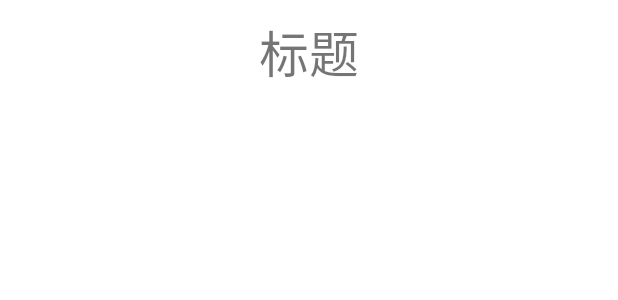
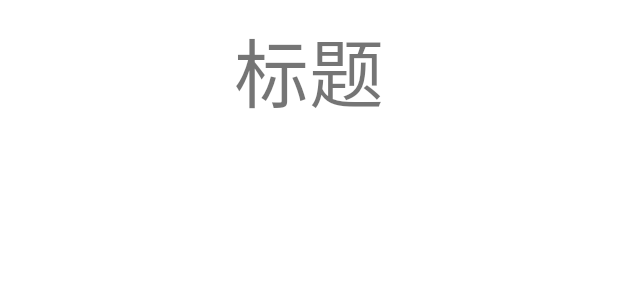
Before and after one commit to weisongsongss/wanAndroid, an Android app: the layout activity_view_pager.xml on its own in the app's theme, with its tools: preview values and no code run, on a phone screen of 412 x 824 dp. Shown: the top 300 px of the screen. Run offline under Robolectric (Android 15) with nearby library versions, the phone set to English and light mode, and no system bars.

Commit message:
调整字体

```diff
--- a/app/src/main/res/layout/activity_main.xml
+++ b/app/src/main/res/layout/activity_main.xml
@@ -31,7 +31,7 @@
             android:id="@+id/rb_home"
             style="@style/tab_menu_item"
             android:drawableTop="@drawable/tab_menu_home"
-            android:text="测试" />
+            android:text="@string/home" />
 
         <RadioButton
             android:id="@+id/rb_tree"
--- a/app/src/main/res/layout/activity_view_pager.xml
+++ b/app/src/main/res/layout/activity_view_pager.xml
@@ -12,7 +12,7 @@
         android:layout_width="wrap_content"
         android:layout_height="wrap_content"
         android:text="标题"
-        android:textSize="50px"
+        android:textSize="50sp"
         android:gravity="center"
         android:paddingTop="10dp"
         android:layout_centerHorizontal="true"/>
--- a/app/src/main/res/layout/home_article_item.xml
+++ b/app/src/main/res/layout/home_article_item.xml
@@ -16,7 +16,7 @@
         android:layout_height="wrap_content"
         android:text="标题"
         android:textColor="@color/black"
-        android:textSize="15dp"
+        android:textSize="15sp"
         android:paddingLeft="10dp"
         android:layout_centerVertical="true"
         />
--- a/app/src/main/res/layout/tree_item.xml
+++ b/app/src/main/res/layout/tree_item.xml
@@ -8,7 +8,7 @@
         android:layout_width="wrap_content"
         android:layout_height="wrap_content"
         android:text="开发环境"
-        android:textSize="20dp"
+        android:textSize="20sp"
         android:layout_margin="10dp" />
 
     <com.google.android.flexbox.FlexboxLayout
```
Also changed, not shown: app/src/main/java/com/test/wanandroid/Fragment/ShowFragment.java (+6 -6 lines).
